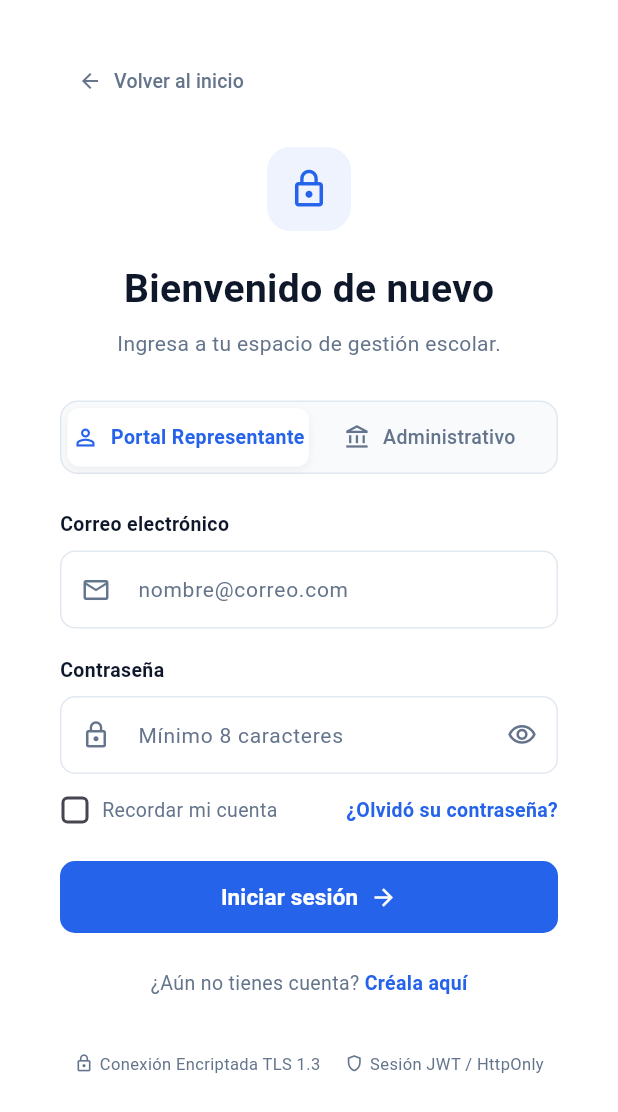
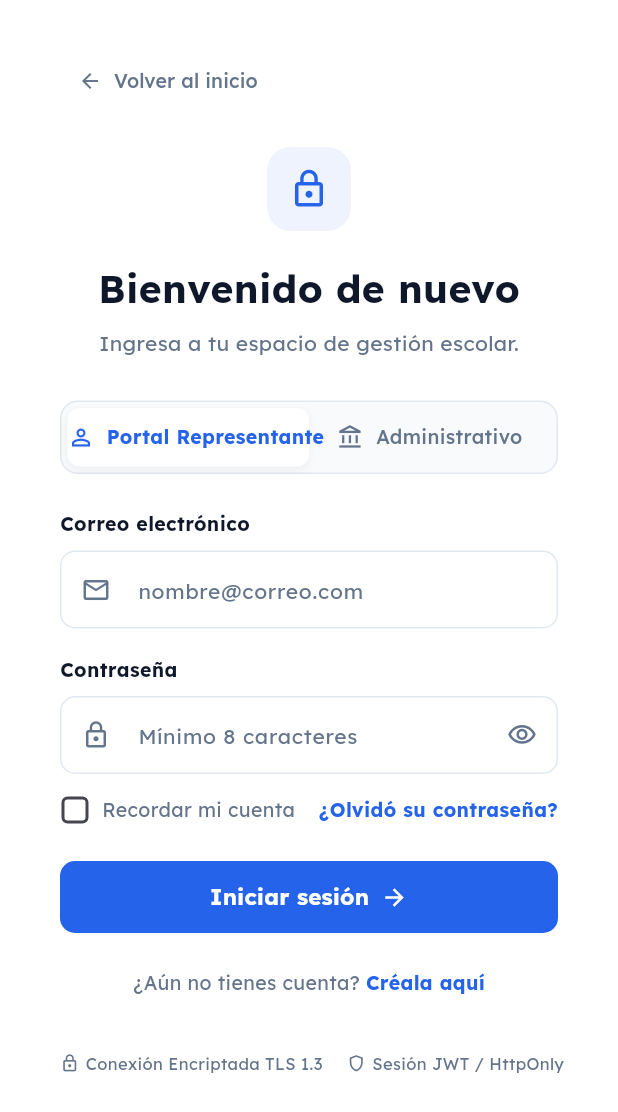
Before and after one commit to GabrielHernandez03/EduPago, a Flutter app: the screen it shows after launch, after a tap on "Iniciar sesión", on a phone screen of 412 x 824 dp. Shown: the top 1112 px of the screen. Run offline on Flutter 3.47's test engine with Material 3 defaults, Android fonts, the phone set to English and light mode, and no system bars; our stand-ins replace file_picker, google_fonts, supabase_flutter; missing offline and left inert: carousel_slider_plus, excel, universal_html; accounts and stored records are empty.

Commit message:
Correcion de errores y bugs, mejora de diseño

```diff
--- a/lib/core/widgets/custom_navbar.dart
+++ b/lib/core/widgets/custom_navbar.dart
@@ -28,69 +28,69 @@ class CustomNavbar extends StatelessWidget {
       decoration: BoxDecoration(
         color: Colors.white,
         border: const Border(
-          bottom: BorderSide(
-            color: Color(
-              0xFFE2E8F0,
-            ), // Borde definido y elegante para diferenciarlo
-            width: 1.5,
-          ),
+          bottom: BorderSide(color: Color(0xFFE2E8F0), width: 1.0),
         ),
         boxShadow: [
           BoxShadow(
-            color: Colors.black.withOpacity(0.04),
-            blurRadius: 10,
-            offset: const Offset(0, 4),
+            color: Colors.black.withOpacity(0.03),
+            blurRadius: 6,
+            offset: const Offset(0, 2),
           ),
         ],
       ),
-      padding: const EdgeInsets.symmetric(horizontal: 40, vertical: 14),
+      // Padding horizontal más moderado para que no se expanda tanto a los extremos en pantallas grandes
+      padding: const EdgeInsets.symmetric(horizontal: 24, vertical: 10),
+      child: Center(
+        child: ConstrainedBox(
+          constraints: const BoxConstraints(
+            maxWidth: 1280,
+          ), // Controla el ancho máximo de la barra
           child: Row(
             mainAxisAlignment: MainAxisAlignment.spaceBetween,
             children: [
-          // Logo e Identidad EduPago (Bicolor y Logo Personalizado)
+              // Logo e Identidad EduPago
               InkWell(
                 onTap: onInicioPressed,
                 borderRadius: BorderRadius.circular(12),
                 child: Row(
                   mainAxisSize: MainAxisSize.min,
                   children: [
-                // Contenedor con Stack para proyectar sombra exacta en la silueta
                     SizedBox(
                       width: 54,
                       height: 54,
                       child: Stack(
                         alignment: Alignment.center,
                         children: [
-                      // Sombra difuminada detrás con desplazamiento
                           Positioned(
-                        top: 8,
+                            top: 6,
                             child: Opacity(
-                          opacity: 0.10, // Intensidad de la sombra
+                              opacity: 0.10,
                               child: Image.asset(
                                 'assets/images/logo_edupago.png',
-                            width: 48,
-                            height: 48,
-                            color: Colors
-                                .black, // Vuelve silueta negra la copia trasera
+                                width: 46,
+                                height: 46,
+                                color: Colors.black,
                                 fit: BoxFit.contain,
                               ),
                             ),
                           ),
-                      // Logo real al frente
                           Image.asset(
                             'assets/images/logo_edupago.png',
-                        width: 64,
-                        height: 64,
+                            width: 62,
+                            height: 62,
                             fit: BoxFit.contain,
                           ),
                         ],
                       ),
                     ),
-                const SizedBox(width: 12),
+                    const SizedBox(width: 10),
                     RichText(
-                  text: const TextSpan(
+                      text: TextSpan(
                         style: TextStyle(
-                      fontSize: 26,
+                          fontFamily: Theme.of(
+                            context,
+                          ).textTheme.bodyMedium?.fontFamily,
+                          fontSize: 24,
                           fontWeight: FontWeight.w900,
                           letterSpacing: -0.5,
                         ),
@@ -126,7 +126,7 @@ class CustomNavbar extends StatelessWidget {
                 children: [
                   TextButton(
                     onPressed: onLoginPressed,
-                child: const Text(
+                    child: Text(
                       'Iniciar sesión',
                       style: TextStyle(
                         color: AppColors.darkNavy,
@@ -140,6 +140,7 @@ class CustomNavbar extends StatelessWidget {
                     style: ElevatedButton.styleFrom(
                       backgroundColor: AppColors.primaryBlue,
                       foregroundColor: Colors.white,
+                      // Tamaño original restaurado (padding vertical 16)
                       padding: const EdgeInsets.symmetric(
                         horizontal: 20,
                         vertical: 16,
@@ -158,6 +159,8 @@ class CustomNavbar extends StatelessWidget {
                 ],
               ),
             ],
+          ),
+        ),
       ),
     );
   }
@@ -180,7 +183,7 @@ class _NavLink extends StatelessWidget {
           padding: const EdgeInsets.symmetric(horizontal: 8, vertical: 4),
           child: Text(
             title,
-            style: const TextStyle(
+            style: TextStyle(
               fontSize: 15,
               fontWeight: FontWeight.w500,
               color: AppColors.darkNavy,
--- a/lib/features/auth/presentation/screens/login_screen.dart
+++ b/lib/features/auth/presentation/screens/login_screen.dart
@@ -169,25 +169,29 @@ class _LoginScreenState extends State<LoginScreen> {
                               ),
                               const SizedBox(width: 12),
                               RichText(
-                                text: const TextSpan(
+                                text: TextSpan(
+                                  // Extraemos la fuente configurada globalmente en el ThemeData
                                   style: TextStyle(
+                                    fontFamily: Theme.of(
+                                      context,
+                                    ).textTheme.bodyMedium?.fontFamily,
                                     fontSize: 22,
                                     fontWeight: FontWeight.w900,
                                     letterSpacing: -0.5,
+                                    decoration: TextDecoration.none,
                                   ),
                                   children: [
-                                    TextSpan(
+                                    const TextSpan(
                                       text: 'Edu',
                                       style: TextStyle(
                                         color: Colors.white,
-                                        fontWeight: FontWeight.w900,
+                                        // No volvemos a declarar TextStyle complejo para no sobreescribir la fuente
                                       ),
                                     ),
                                     TextSpan(
                                       text: 'Pago',
                                       style: TextStyle(
                                         color: AppColors.primaryBlue,
-                                        fontWeight: FontWeight.w900,
                                       ),
                                     ),
                                   ],
--- a/lib/features/auth/presentation/screens/register_screen.dart
+++ b/lib/features/auth/presentation/screens/register_screen.dart
@@ -758,25 +758,29 @@ class _RegisterScreenState extends State<RegisterScreen> {
                               ),
                               const SizedBox(width: 12),
                               RichText(
-                                text: const TextSpan(
+                                text: TextSpan(
+                                  // Extraemos la fuente configurada globalmente en el ThemeData
                                   style: TextStyle(
+                                    fontFamily: Theme.of(
+                                      context,
+                                    ).textTheme.bodyMedium?.fontFamily,
                                     fontSize: 22,
                                     fontWeight: FontWeight.w900,
                                     letterSpacing: -0.5,
+                                    decoration: TextDecoration.none,
                                   ),
                                   children: [
-                                    TextSpan(
+                                    const TextSpan(
                                       text: 'Edu',
                                       style: TextStyle(
                                         color: Colors.white,
-                                        fontWeight: FontWeight.w900,
+                                        // No volvemos a declarar TextStyle complejo para no sobreescribir la fuente
                                       ),
                                     ),
                                     TextSpan(
                                       text: 'Pago',
                                       style: TextStyle(
                                         color: AppColors.primaryBlue,
-                                        fontWeight: FontWeight.w900,
                                       ),
                                     ),
                                   ],
--- a/lib/main.dart
+++ b/lib/main.dart
@@ -1,6 +1,7 @@
 import 'dart:async';
 import 'package:flutter/foundation.dart';
 import 'package:flutter/material.dart';
+import 'package:google_fonts/google_fonts.dart';
 import 'package:supabase_flutter/supabase_flutter.dart';
 import 'core/theme/app_colors.dart';
 import 'features/auth/presentation/screens/reset_password_screen.dart';
@@ -86,9 +87,9 @@ class _MyAppState extends State<MyApp> {
       title: 'EduPago',
       debugShowCheckedModeBanner: false,
       theme: ThemeData(
-        fontFamily: 'Roboto',
+        useMaterial3: true,
         colorScheme: ColorScheme.fromSeed(seedColor: AppColors.primaryBlue),
-        useMaterial3: true,
+        textTheme: GoogleFonts.lexendTextTheme(ThemeData.light().textTheme),
       ),
       home: const HomeScreen(),
     );
--- a/pubspec.yaml
+++ b/pubspec.yaml
@@ -20,6 +20,7 @@ dependencies:
 dev_dependencies:
   flutter_test:
     sdk: flutter
+  google_fonts: ^6.1.0
 
   flutter_lints: ^6.0.0
 
```
Also changed, not shown: pubspec.lock, 2 other files. Lines whose indentation alone changed are shown as unchanged.
